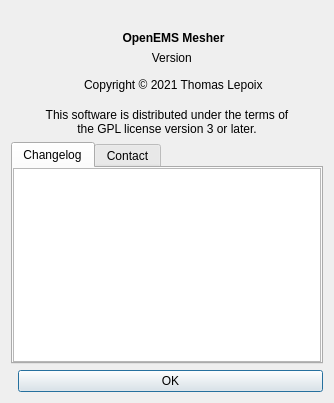
Above: src/ui/qt/about_dialog.ui from Open-RFlab/openemsh before the change. Below: the same form after it.
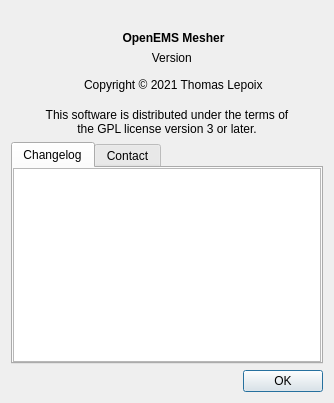
That is the form after the change. Icons and pictures are not drawn.

Commit message: refactor : AboutDialog QPushButton -> QDialogButtonBox

```diff
--- a/src/ui/qt/about_dialog.ui
+++ b/src/ui/qt/about_dialog.ui
@@ -127,22 +127,11 @@
    </item>
 
    <item>
-    <layout class="QHBoxLayout" name="hb_ok">
-     <item>
-      <spacer name="horizontalSpacer">
-       <property name="orientation">
-        <enum>Qt::Horizontal</enum>
-       </property>
-      </spacer>
-     </item>
-     <item>
-      <widget class="QPushButton" name="pb_ok">
-       <property name="text">
-        <string>OK</string>
-       </property>
-      </widget>
-     </item>
-    </layout>
+    <widget class="QDialogButtonBox" name="dbb_ok">
+     <property name="standardButtons">
+      <set>QDialogButtonBox::Ok</set>
+     </property>
+    </widget>
    </item>
 
   </layout>
```
The commit also changes 2 other files.
